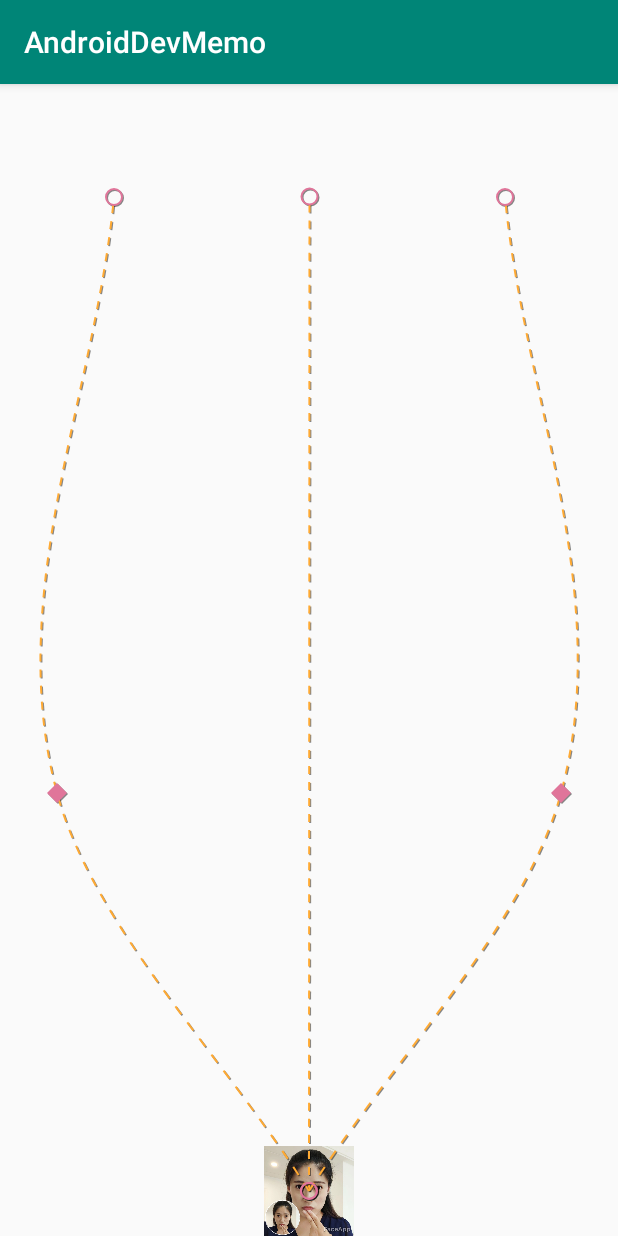
After one commit to shusheng007/AndroidDevMemo, an Android app: the MotionActivity screen opened directly, with no data from a screen before it, on a phone screen of 412 x 824 dp. The commit adds this screen. Run offline under Robolectric (Android 15) with nearby library versions, the phone set to English and light mode, and no system bars.

Commit message:
bugfix: add MotionLayout demo

```diff
--- a/app/src/main/AndroidManifest.xml
+++ b/app/src/main/AndroidManifest.xml
@@ -17,7 +17,8 @@
         android:roundIcon="@mipmap/ic_launcher_round"
         android:supportsRtl="true"
         android:theme="@style/AppTheme">
-        <activity android:name=".architectureComponents.JetpackActivity"></activity>
+        <activity android:name=".animation.MotionActivity"></activity>
+        <activity android:name=".architectureComponents.JetpackActivity" />
 
         <provider
             android:name="androidx.core.content.FileProvider"
@@ -39,7 +40,7 @@
                 <category android:name="android.intent.category.LAUNCHER" />
             </intent-filter>
         </activity>
-        <activity android:name=".shareFileBetweenApps.ShareFileActivity"></activity>
+        <activity android:name=".shareFileBetweenApps.ShareFileActivity" />
     </application>
 
 </manifest>
--- a/app/src/main/java/top/ss007/androiddevmemo/MemoType.kt
+++ b/app/src/main/java/top/ss007/androiddevmemo/MemoType.kt
@@ -13,5 +13,6 @@ enum class MemoType {
     FILE_SHARE,
     FRAGMENT,
     INTENT,
-    ARCHITECTURE
+    ARCHITECTURE,
+    ANIMATION
 }
--- /dev/null
+++ b/app/src/main/java/top/ss007/androiddevmemo/animation/MotionActivity.kt
@@ -0,0 +1,12 @@
+package top.ss007.androiddevmemo.animation
+
+import androidx.appcompat.app.AppCompatActivity
+import android.os.Bundle
+import top.ss007.androiddevmemo.R
+
+class MotionActivity : AppCompatActivity() {
+    override fun onCreate(savedInstanceState: Bundle?) {
+        super.onCreate(savedInstanceState)
+        setContentView(R.layout.activity_motion)
+    }
+}
--- /dev/null
+++ b/app/src/main/res/layout/activity_motion.xml
@@ -0,0 +1,31 @@
+<?xml version="1.0" encoding="utf-8"?>
+<androidx.constraintlayout.motion.widget.MotionLayout
+    xmlns:android="http://schemas.android.com/apk/res/android"
+    xmlns:app="http://schemas.android.com/apk/res-auto"
+    xmlns:tools="http://schemas.android.com/tools"
+    android:layout_width="match_parent"
+    android:layout_height="match_parent"
+    app:layoutDescription="@xml/activity_motion_scene"
+    app:motionDebug="SHOW_PATH"
+    tools:context=".animation.MotionActivity">
+    <ImageView
+        android:id="@+id/my_wife_left"
+        android:layout_width="60dp"
+        android:layout_height="60dp"
+        android:src="@drawable/my_wife"
+/>
+
+    <ImageView
+        android:id="@+id/my_wife"
+        android:layout_width="60dp"
+        android:layout_height="60dp"
+        android:src="@drawable/my_wife"
+/>
+    <ImageView
+        android:id="@+id/my_wife_right"
+        android:layout_width="60dp"
+        android:layout_height="60dp"
+        android:src="@drawable/my_wife"
+ />
+
+</androidx.constraintlayout.motion.widget.MotionLayout>
--- /dev/null
+++ b/app/src/main/res/xml/activity_motion_scene.xml
@@ -0,0 +1,93 @@
+<?xml version="1.0" encoding="utf-8"?>
+<MotionScene
+    xmlns:android="http://schemas.android.com/apk/res/android"
+    xmlns:app="http://schemas.android.com/apk/res-auto">
+
+    <Transition
+        app:constraintSetEnd="@+id/end"
+        app:constraintSetStart="@id/start"
+        app:duration="2000">
+       <KeyFrameSet>
+           <KeyPosition
+               app:framePosition="40"
+               app:motionTarget="@id/my_wife_left"
+               app:keyPositionType="parentRelative"
+               app:percentX="0"
+               />
+           <KeyPosition
+               app:framePosition="40"
+               app:motionTarget="@id/my_wife_right"
+               app:keyPositionType="parentRelative"
+               app:percentX="1"
+               />
+       </KeyFrameSet>
+        <OnSwipe
+            app:touchAnchorId="@+id/my_wife"
+            app:touchAnchorSide="top"
+            app:dragDirection="dragUp" />
+        <OnClick app:targetId="@+id/my_wife" />
+    </Transition>
+
+    <ConstraintSet android:id="@+id/start">
+        <Constraint
+            android:id="@+id/my_wife"
+            android:layout_width="60dp"
+            android:layout_height="60dp"
+            app:layout_constraintStart_toStartOf="parent"
+            app:layout_constraintEnd_toEndOf="parent"
+            app:layout_constraintBottom_toBottomOf="parent"
+            />
+        <Constraint
+            android:id="@+id/my_wife_left"
+            android:layout_width="60dp"
+            android:layout_height="60dp"
+            android:alpha="0.0"
+            app:layout_constraintStart_toStartOf="parent"
+            app:layout_constraintEnd_toEndOf="parent"
+            app:layout_constraintBottom_toBottomOf="parent"
+            />
+        <Constraint
+            android:id="@+id/my_wife_right"
+            android:layout_width="60dp"
+            android:layout_height="60dp"
+            android:alpha="0.0"
+            app:layout_constraintStart_toStartOf="parent"
+            app:layout_constraintEnd_toEndOf="parent"
+            app:layout_constraintBottom_toBottomOf="parent"
+            />
+    </ConstraintSet>
+
+    <ConstraintSet android:id="@+id/end">
+        <Constraint
+            android:id="@+id/my_wife_left"
+            android:layout_width="100dp"
+            android:layout_height="100dp"
+            android:alpha="1.0"
+            app:layout_constraintHorizontal_chainStyle="packed"
+            app:layout_constraintStart_toStartOf="parent"
+            app:layout_constraintEnd_toStartOf="@id/my_wife"
+            app:layout_constraintTop_toTopOf="@id/my_wife"
+            app:layout_constraintBottom_toBottomOf="@id/my_wife"
+            />
+        <Constraint
+            android:id="@+id/my_wife"
+            android:layout_width="150dp"
+            android:layout_height="150dp"
+            android:layout_marginStart="5dp"
+            android:layout_marginEnd="5dp"
+            app:layout_constraintStart_toEndOf="@id/my_wife_left"
+            app:layout_constraintEnd_toStartOf="@id/my_wife_right"
+            app:layout_constraintTop_toTopOf="parent"
+            />
+        <Constraint
+            android:id="@+id/my_wife_right"
+            android:layout_width="100dp"
+            android:layout_height="100dp"
+            android:alpha="1.0"
+            app:layout_constraintStart_toEndOf="@id/my_wife"
+            app:layout_constraintEnd_toEndOf="parent"
+            app:layout_constraintTop_toTopOf="@id/my_wife"
+            app:layout_constraintBottom_toBottomOf="@id/my_wife"
+            />
+    </ConstraintSet>
+</MotionScene>
--- a/libraries/viewbinding/src/main/res/layout/activity_description.xml
+++ b/libraries/viewbinding/src/main/res/layout/activity_description.xml
@@ -1,11 +1,11 @@
 <?xml version="1.0" encoding="utf-8"?>
-<androidx.constraintlayout.widget.ConstraintLayout xmlns:android="http://schemas.android.com/apk/res/android"
+<androidx.constraintlayout.widget.ConstraintLayout
+    xmlns:android="http://schemas.android.com/apk/res/android"
     xmlns:app="http://schemas.android.com/apk/res-auto"
     xmlns:tools="http://schemas.android.com/tools"
     android:layout_width="match_parent"
     android:layout_height="match_parent"
     tools:context=".DescriptionActivity">
-
 
     <ImageView
         android:id="@+id/img_backgroud"
```
Also changed, not shown: app/build.gradle (+11 -15 lines), app/src/main/java/top/ss007/androiddevmemo/MainActivity.kt (+7 -2 lines), build.gradle (+15 -11 lines), libraries/viewbinding/build.gradle (+5 -3 lines), libraries/viewbinding/src/main/res/layout/layout.xml (added, +19 -0 lines), app/src/main/res/drawable-xxhdpi/my_wife.jpg (added), gradle/wrapper/gradle-wrapper.properties.
